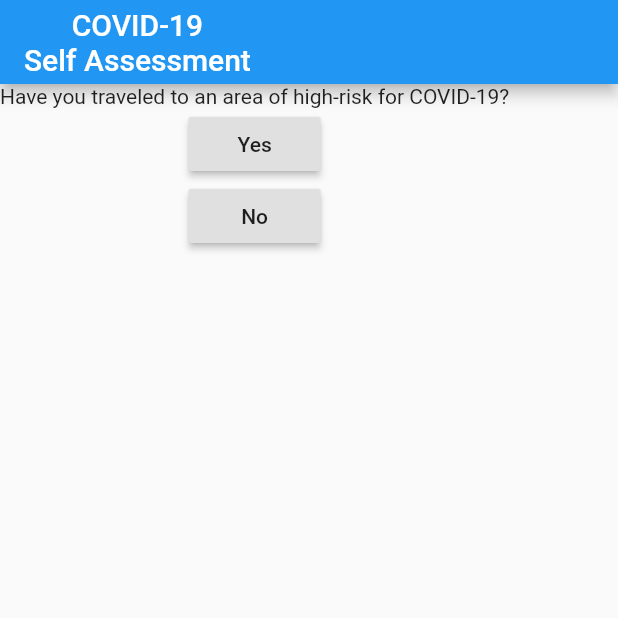
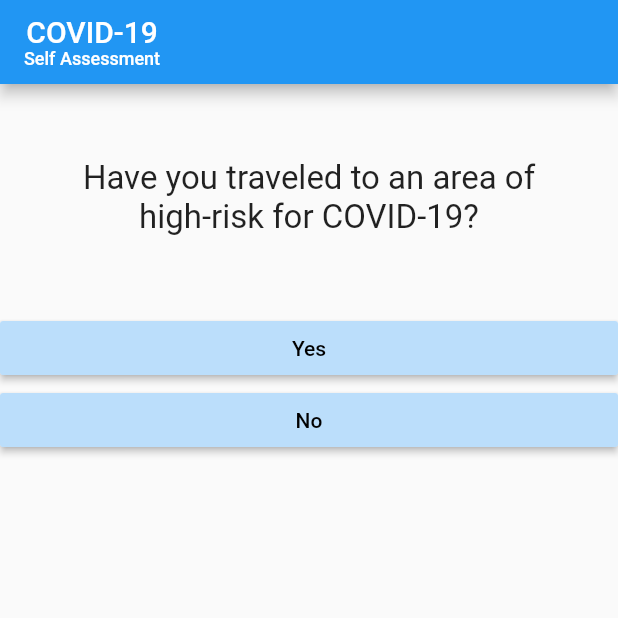
Before and after one commit to vinaykudari/tutorial, a Flutter app: the screen it shows after launch, on a phone screen of 412 x 824 dp, the top half of it. Run offline on Flutter 3.47's test engine with Material 2 defaults, Android fonts, the phone set to English and light mode, and no system bars.

```diff
--- /dev/null
+++ b/flutter/quiz/lib/answer.dart
@@ -0,0 +1,22 @@
+import 'package:flutter/material.dart';
+
+class Answer extends StatelessWidget {
+  // answerHandler is a function hence we use Function as it's type
+  final Function answerHandler;
+  final String answerText;
+
+  Answer(this.answerHandler, this.answerText);
+
+  @override
+  Widget build(BuildContext context) {
+    return Container(
+      width: double.infinity,
+      child: RaisedButton(
+        color: Colors.blue[100],
+        textColor: Colors.black,
+        child: Text(answerText),
+        onPressed: answerHandler,
+      ),
+    );
+  }
+}
--- a/flutter/quiz/lib/main.dart
+++ b/flutter/quiz/lib/main.dart
@@ -1,6 +1,7 @@
 import 'package:flutter/material.dart';
 
 import './question.dart';
+import './answer.dart';
 
 // We can declare the constructors in any of the below ways
 
@@ -15,6 +16,11 @@ import './question.dart';
 //   Test({String name, int age=23}){
 //     this.name = name;
 //     this.age = age;
+//   }
+
+//   This another constructor for class Test, which sets the age = 20 by default
+//   Test.aDifferentConstructor(this.name){
+//      this.age = 20
 //   }
 // }
 
@@ -49,6 +55,7 @@ class _QuizState extends State<Quiz> {
     '''Do you have chest pain?''',
     '''COVID-19 can affect people who have weaker immune systems from things like chemotherapy, HIV/AIDS, organ transplant, being pregnant, or prolonged steroid use. Do you fall under this category?'''
   ];
+
   void answerResponse() {
     // Flutter re-renders (rebuilds) the specific UI elements that are linked to the questionIndex property
     setState(() {
@@ -64,21 +71,22 @@ class _QuizState extends State<Quiz> {
       home: Scaffold(
         appBar: AppBar(
             title: Column(
-          children: [Text('COVID-19'), Text('Self Assessment')],
+          children: [
+            Text('COVID-19'),
+            Text(
+              'Self Assessment',
+              style: TextStyle(fontSize: 12),
+            )
+          ],
         )),
         body: Column(
           children: <Widget>[
-            // Improves performance in case of complex Widgets
+            // Having a compound widget improves performance and makes the code base lean in case of complex Widgets
             Question(questions[_questionIndex]),
-            RaisedButton(
-              child: Text('Yes'),
-              // Passing function pointer to onPressed
-              onPressed: answerResponse,
-            ),
-            RaisedButton(
-              child: Text('No'),
-              onPressed: answerResponse,
-            ),
+            // ... takes out the elements in a list and unwraps them
+            ...['Yes', 'No'].map((answerText) {
+              return Answer(answerResponse, answerText);
+            })
           ],
         ),
       ),
--- a/flutter/quiz/lib/question.dart
+++ b/flutter/quiz/lib/question.dart
@@ -8,6 +8,16 @@ class Question extends StatelessWidget {
 
   @override
   Widget build(BuildContext context) {
-    return Text(questionText);
+    // Text widget generally takes only width it needs to fit the text
+    // We use contanier with width = width of the device then the textAlign.center works
+    return Container(
+      width: double.infinity,
+      margin: EdgeInsets.all(50),
+      child: Text(
+        questionText,
+        style: TextStyle(fontSize: 22),
+        textAlign: TextAlign.center,
+      ),
+    );
   }
 }
```
